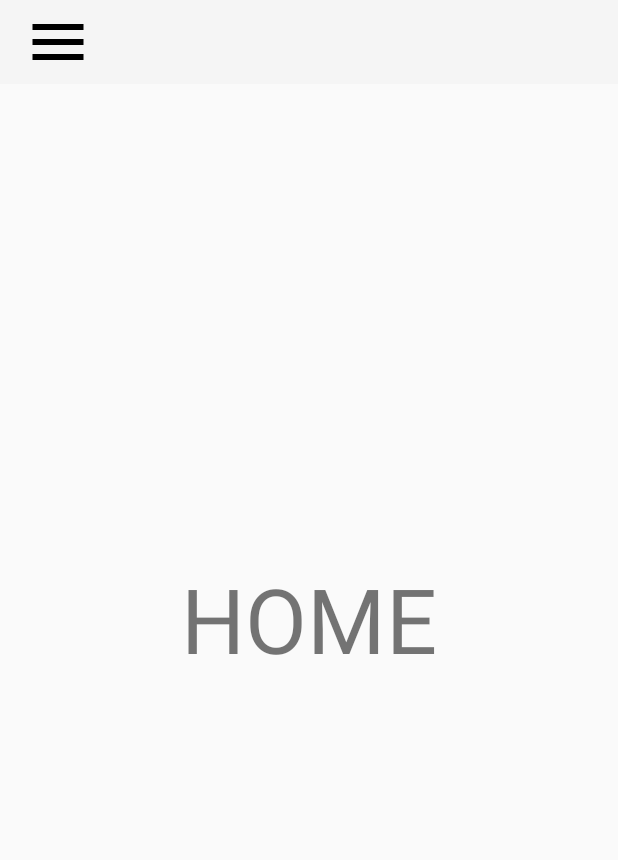
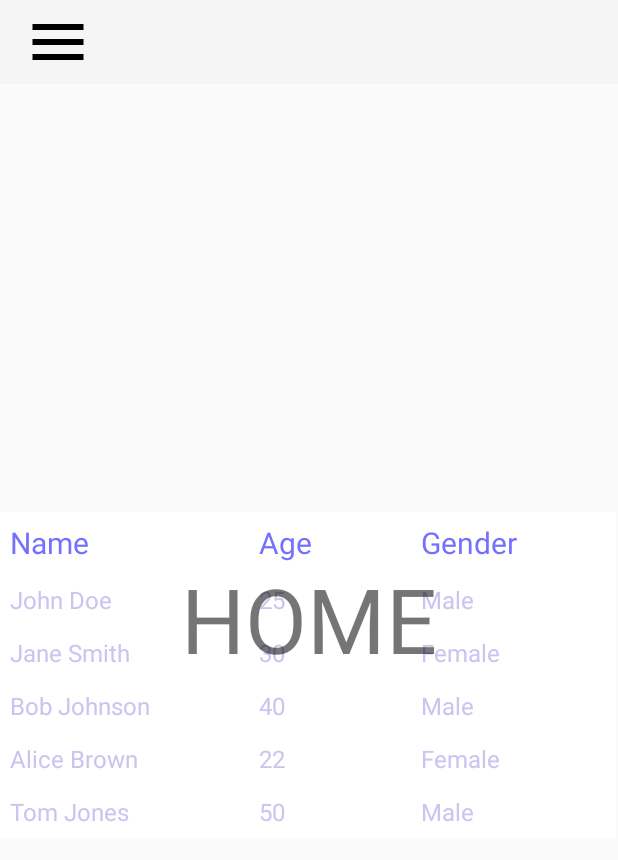
Before and after one commit to jrlbln/Capstone, an Android app: the Home screen opened directly, with no data from a screen before it, on a phone screen of 412 x 824 dp. Shown: the top 860 px of the screen. Run offline under Robolectric (Android 15) with nearby library versions, the phone set to English and light mode, and no system bars.

Commit message:
added limited-row Table

```diff
--- a/app/src/main/java/com/example/capstone/Home.java
+++ b/app/src/main/java/com/example/capstone/Home.java
@@ -3,25 +3,38 @@ package com.example.capstone;
 import androidx.appcompat.app.ActionBarDrawerToggle;
 import androidx.appcompat.app.AppCompatActivity;
 import androidx.appcompat.widget.Toolbar;
+import androidx.core.content.ContextCompat;
 import androidx.core.view.GravityCompat;
 import androidx.core.view.MenuItemCompat;
 import androidx.drawerlayout.widget.DrawerLayout;
 
 import android.content.Intent;
+import android.graphics.Color;
+import android.graphics.Typeface;
 import android.os.Bundle;
+import android.provider.ContactsContract;
 import android.view.Menu;
 import android.view.MenuItem;
 import android.view.View;
 import android.widget.Button;
 import android.widget.ImageView;
+import android.widget.TableLayout;
+import android.widget.TableRow;
 import android.widget.TextView;
 
 import com.google.android.material.navigation.NavigationView;
+
+import java.util.ArrayList;
+import java.util.List;
 
 public class Home extends AppCompatActivity {
 
     private DrawerLayout drawerLayout;
     private NavigationView navigationView;
+    private TableLayout tableLayout;
+    private String[] headers = {"Name", "Age", "Gender"};
+    private List<String[]> data = new ArrayList<>();
+
 
     @Override
     protected void onCreate(Bundle savedInstanceState) {
@@ -30,6 +43,21 @@ public class Home extends AppCompatActivity {
 
         drawerLayout = findViewById(R.id.drawer_layout);
         navigationView = findViewById(R.id.nav_view);
+        tableLayout = findViewById(R.id.table_layout);
+
+
+
+        // Add some sample data
+        data.add(new String[]{"John Doe", "25", "Male"});
+        data.add(new String[]{"Jane Smith", "30", "Female"});
+        data.add(new String[]{"Bob Johnson", "40", "Male"});
+        data.add(new String[]{"Alice Brown", "22", "Female"});
+        data.add(new String[]{"Tom Jones", "50", "Male"});
+        data.add(new String[]{"Sue Davis", "28", "Female"});
+        data.add(new String[]{"Sam Wilson", "35", "Male"});
+        data.add(new String[]{"Eva Lee", "29", "Female"});
+        data.add(new String[]{"Mike Smith", "45", "Male"});
+        data.add(new String[]{"Lisa Chen", "27", "Female"});
 
         ActionBarDrawerToggle toggle = new ActionBarDrawerToggle(
                 this, drawerLayout, R.string.navigation_drawer_open, R.string.navigation_drawer_close);
@@ -83,9 +111,35 @@ public class Home extends AppCompatActivity {
 
         //add new functions here
 
+        // Add the table header
+        TableRow headerRow = new TableRow(this);
+        for (String header : headers) {
+            TextView textView = new TextView(this);
+            textView.setText(header);
+            textView.setTextSize(20);
+            textView.setPadding(10, 10, 10, 10);
+            textView.setBackgroundColor(getResources().getColor(R.color.white));
+            textView.setTextColor(getResources().getColor(R.color.purple));
+            headerRow.addView(textView);
+        }
+        tableLayout.addView(headerRow);
 
-
-
+        // Add the table data
+        int numRowsToShow = 5;
+        for (int i = 0; i < Math.min(data.size(), numRowsToShow); i++) {
+            TableRow dataRow = new TableRow(this);
+            String[] row = data.get(i);
+            for (String rowData : row) {
+                TextView textView = new TextView(this);
+                textView.setText(rowData);
+                textView.setTextSize(16);
+                textView.setBackgroundColor(getResources().getColor(R.color.white));
+                textView.setTextColor(getResources().getColor(R.color.light_purple));
+                textView.setPadding(10, 10, 10, 10);
+                dataRow.addView(textView);
+            }
+            tableLayout.addView(dataRow);
+        }
     }
     //exit drawer
     @Override
--- a/app/src/main/res/layout/home.xml
+++ b/app/src/main/res/layout/home.xml
@@ -30,6 +30,20 @@
 
     <!--other content here-->
 
+        <TableLayout
+            android:id="@+id/table_layout"
+            android:layout_width="match_parent"
+            android:layout_height="wrap_content"
+            android:stretchColumns="*"
+            app:layout_constraintBottom_toBottomOf="parent"
+            app:layout_constraintEnd_toEndOf="parent"
+            app:layout_constraintHorizontal_bias="1.0"
+            app:layout_constraintStart_toStartOf="parent"
+            app:layout_constraintTop_toBottomOf="@+id/toolbar"
+            app:layout_constraintVertical_bias="0.518">
+
+        </TableLayout>
+
         <TextView
             android:id="@+id/textView6"
             android:layout_width="wrap_content"
```
